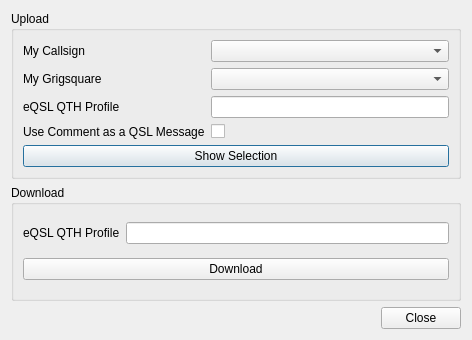
First picture: the form in ui/Eqsldialog.ui, repository k5mcd/QLog, before the edit.
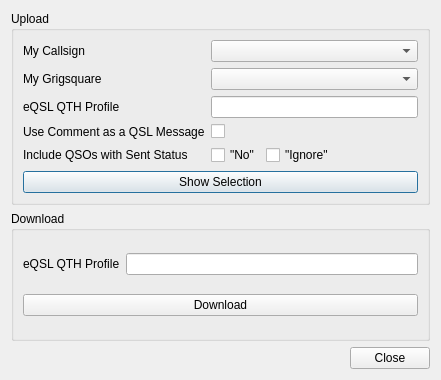
Second picture: the form after the edit.

Commit message: Fixing #176 - Posibility to upload QSO with Sent Status N, I and upload status N

```diff
--- a/ui/Eqsldialog.ui
+++ b/ui/Eqsldialog.ui
@@ -6,8 +6,8 @@
    <rect>
     <x>0</x>
     <y>0</y>
-    <width>472</width>
-    <height>340</height>
+    <width>441</width>
+    <height>380</height>
    </rect>
   </property>
   <property name="windowTitle">
@@ -20,57 +20,88 @@
       <string>Upload</string>
      </property>
      <layout class="QGridLayout" name="gridLayout_2">
-      <item row="1" column="1">
+      <item row="1" column="0">
        <widget class="QLabel" name="myGridLabel">
         <property name="text">
          <string>My Grigsquare</string>
         </property>
        </widget>
       </item>
-      <item row="5" column="1" colspan="3">
+      <item row="5" column="0" colspan="3">
        <widget class="QPushButton" name="showButton">
         <property name="text">
          <string>Show Selection</string>
         </property>
        </widget>
       </item>
-      <item row="3" column="2">
-       <widget class="QCheckBox" name="uploadcommentCheck">
-        <property name="text">
-         <string/>
-        </property>
-       </widget>
+      <item row="0" column="1" colspan="2">
+       <widget class="QComboBox" name="myCallsignCombo"/>
       </item>
-      <item row="0" column="1">
+      <item row="0" column="0">
        <widget class="QLabel" name="myCallsignLabel">
         <property name="text">
          <string>My Callsign</string>
         </property>
        </widget>
       </item>
-      <item row="3" column="1">
+      <item row="3" column="0">
        <widget class="QLabel" name="uploadcommentLabel">
         <property name="text">
          <string>Use Comment as a QSL Message</string>
         </property>
        </widget>
       </item>
-      <item row="1" column="2" colspan="2">
+      <item row="1" column="1" colspan="2">
        <widget class="QComboBox" name="myGridCombo"/>
       </item>
-      <item row="0" column="2" colspan="2">
-       <widget class="QComboBox" name="myCallsignCombo"/>
-      </item>
-      <item row="2" column="1">
-       <widget class="QLabel" name="qthProfileUploadLabel">
+      <item row="4" column="0">
+       <widget class="QLabel" name="addlSentStatusLabel">
         <property name="text">
-         <string>eQSL QTH Profile</string>
+         <string>&lt;html&gt;&lt;head/&gt;&lt;body&gt;&lt;p&gt;Include QSOs with Sent Status&lt;/p&gt;&lt;/body&gt;&lt;/html&gt;</string>
         </property>
        </widget>
       </item>
-      <item row="2" column="2" colspan="2">
+      <item row="2" column="1" colspan="2">
        <widget class="QLineEdit" name="qthProfileUploadEdit"/>
       </item>
+      <item row="4" column="1">
+       <layout class="QHBoxLayout" name="horizontalLayout">
+        <item>
+         <widget class="QCheckBox" name="addlSentStatusN">
+          <property name="toolTip">
+           <string>Under normal circumstances this status means &lt;b&gt;&quot;do not send&quot;&lt;/b&gt;.&lt;br/&gt;However, it may sometimes be wanted to ignore this setting when sending a QSL.</string>
+          </property>
+          <property name="text">
+           <string>&quot;No&quot;</string>
+          </property>
+         </widget>
+        </item>
+        <item>
+         <widget class="QCheckBox" name="addlSentStatusI">
+          <property name="toolTip">
+           <string>Under normal circumstances this status means &lt;b&gt;&quot;Ignore/Invalid&quot;&lt;/b&gt;.&lt;br/&gt;However, it may sometimes be wanted to ignore this setting when sending a QSL.</string>
+          </property>
+          <property name="text">
+           <string>&quot;Ignore&quot;</string>
+          </property>
+         </widget>
+        </item>
+       </layout>
+      </item>
+      <item row="2" column="0">
+       <widget class="QLabel" name="qthProfileUploadLabel">
+        <property name="text">
+         <string>eQSL QTH Profile</string>
+        </property>
+       </widget>
+      </item>
+      <item row="3" column="1">
+       <widget class="QCheckBox" name="uploadcommentCheck">
+        <property name="text">
+         <string/>
+        </property>
+       </widget>
+      </item>
      </layout>
     </widget>
    </item>
@@ -80,6 +111,16 @@
       <string>Download</string>
      </property>
      <layout class="QGridLayout" name="gridLayout">
+      <item row="0" column="1">
+       <widget class="QLineEdit" name="qthProfileEdit"/>
+      </item>
+      <item row="0" column="0">
+       <widget class="QLabel" name="qthProfileLabel">
+        <property name="text">
+         <string>eQSL QTH Profile</string>
+        </property>
+       </widget>
+      </item>
       <item row="1" column="0" colspan="2">
        <widget class="QPushButton" name="downloadButton">
         <property name="text">
@@ -87,16 +128,6 @@
         </property>
        </widget>
       </item>
-      <item row="0" column="0">
-       <widget class="QLabel" name="qthProfileLabel">
-        <property name="text">
-         <string>eQSL QTH Profile</string>
-        </property>
-       </widget>
-      </item>
-      <item row="0" column="1">
-       <widget class="QLineEdit" name="qthProfileEdit"/>
-      </item>
      </layout>
     </widget>
    </item>
```
The commit also changes 10 other files.
